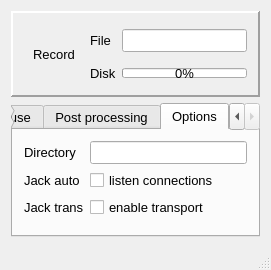
The window that mainwindow.ui (orouits/qjackrcd) describes before a commit, drawn with Qt 5.
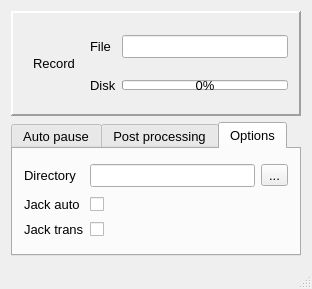
The same window after the commit. The open tabs and pages were chosen to show the change. Icons and pictures are not drawn. Custom widgets are drawn as their Qt base class.

Commit message: Option panel working and definition of output dir

```diff
--- a/mainwindow.ui
+++ b/mainwindow.ui
@@ -6,8 +6,8 @@
    <rect>
     <x>0</x>
     <y>0</y>
-    <width>268</width>
-    <height>269</height>
+    <width>312</width>
+    <height>289</height>
    </rect>
   </property>
   <property name="sizePolicy">
@@ -236,42 +236,53 @@
        <attribute name="title">
         <string>Options</string>
        </attribute>
-       <layout class="QFormLayout" name="formLayout">
-        <item row="0" column="0">
-         <widget class="QLabel" name="miscDirLabel">
-          <property name="text">
-           <string>Directory</string>
+       <layout class="QGridLayout" name="gridLayout_4">
+        <item row="0" column="1">
+         <widget class="QLineEdit" name="optOutputDirEdit">
+          <property name="readOnly">
+           <bool>true</bool>
           </property>
          </widget>
         </item>
-        <item row="0" column="1">
-         <widget class="QLineEdit" name="miscDirEdit"/>
-        </item>
-        <item row="1" column="0">
-         <widget class="QLabel" name="miscJkAutoLabel">
+        <item row="2" column="0">
+         <widget class="QLabel" name="optJkAutoLabel">
           <property name="text">
            <string>Jack auto</string>
           </property>
          </widget>
         </item>
-        <item row="1" column="1">
-         <widget class="QCheckBox" name="miscJkAutoCheck">
+        <item row="0" column="0">
+         <widget class="QLabel" name="optOutputDirLabel">
           <property name="text">
-           <string>listen connections</string>
+           <string>Directory</string>
           </property>
          </widget>
         </item>
-        <item row="2" column="0">
-         <widget class="QLabel" name="miscJktransLabel">
+        <item row="3" column="0">
+         <widget class="QLabel" name="optJktransLabel">
           <property name="text">
            <string>Jack trans</string>
           </property>
          </widget>
         </item>
-        <item row="2" column="1">
-         <widget class="QCheckBox" name="miscJktransCheck">
+        <item row="0" column="2">
+         <widget class="QToolButton" name="optOutputDirButton">
           <property name="text">
-           <string>enable transport</string>
+           <string>...</string>
+          </property>
+         </widget>
+        </item>
+        <item row="2" column="1" colspan="2">
+         <widget class="QCheckBox" name="optJkAutoCheck">
+          <property name="text">
+           <string/>
+          </property>
+         </widget>
+        </item>
+        <item row="3" column="1" colspan="2">
+         <widget class="QCheckBox" name="optJktransCheck">
+          <property name="text">
+           <string/>
           </property>
          </widget>
         </item>
```
Left out of the diff: 19 changed lines with no effect on the pictures. The commit also changes 5 other files.
